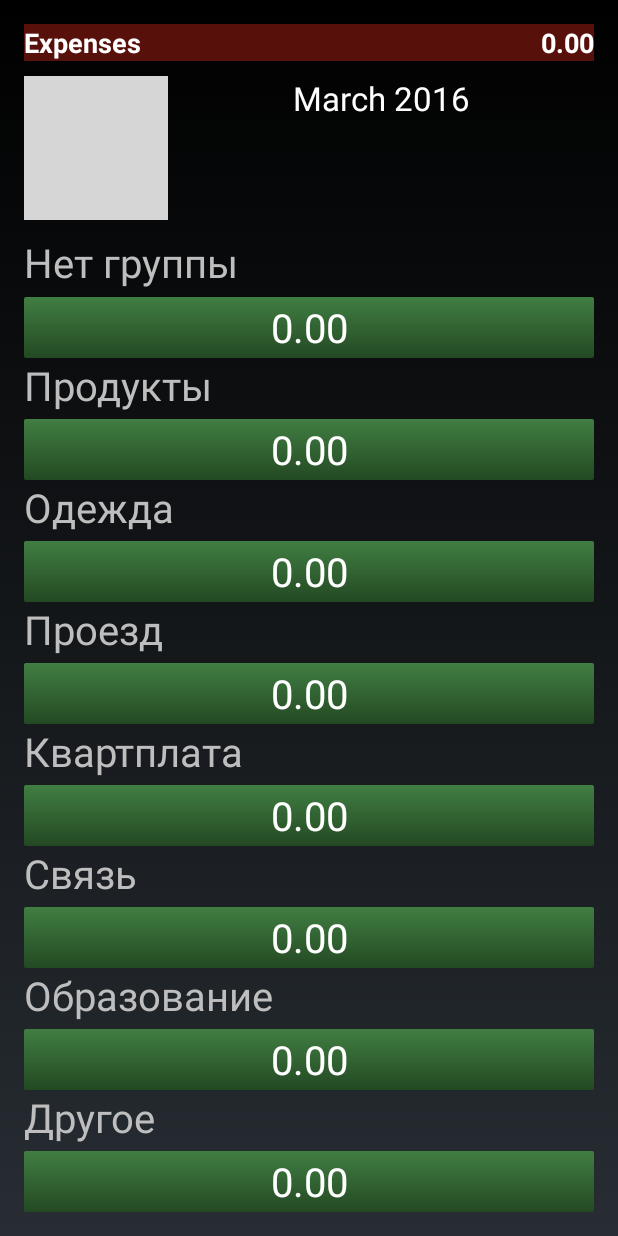
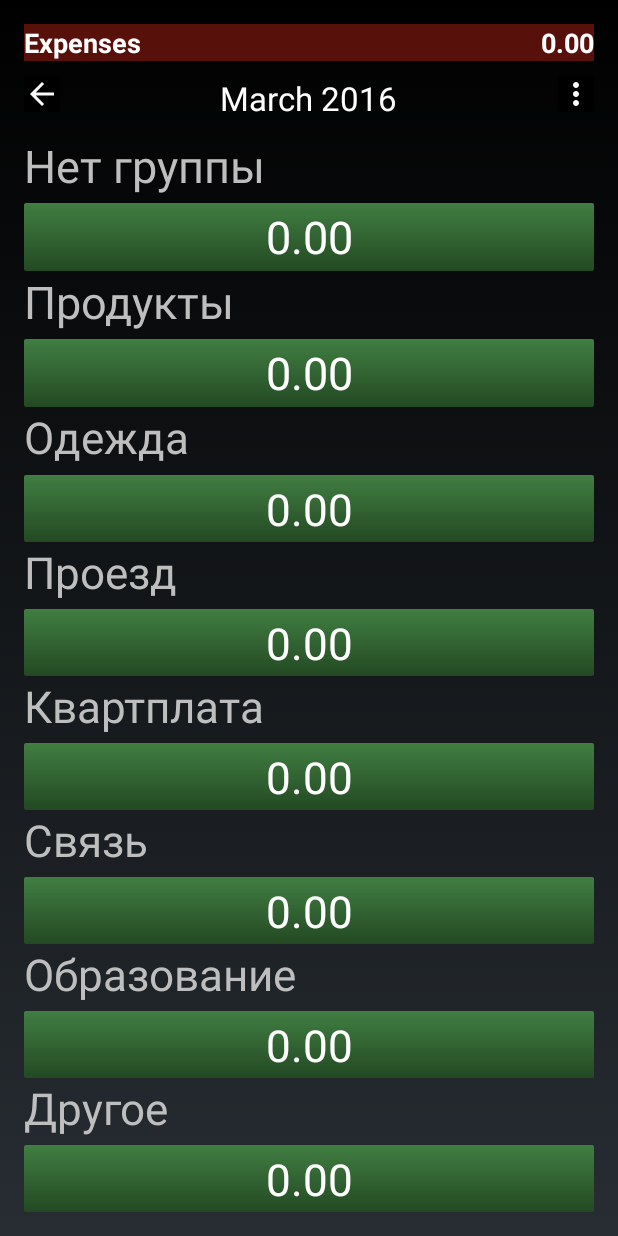
Before and after one commit to marc-kase/HomeEconomist, an Android app: the ChartByGroupsPageActivity screen opened directly, with no data from a screen before it, on a phone screen of 412 x 824 dp. Run offline under Robolectric (Android 15) with nearby library versions, the phone set to English and light mode, and no system bars; 2 statements that could not run were skipped; grey boxes are pictures that could not be loaded.

Commit message:
Added back-arrow, reorganize header

```diff
--- a/app/src/main/java/kz/gereski/m/homebank/ChartByGroupsPageActivity.java
+++ b/app/src/main/java/kz/gereski/m/homebank/ChartByGroupsPageActivity.java
@@ -49,7 +49,7 @@ public class ChartByGroupsPageActivity extends Activity {
         Long d = getIntent().getExtras().getLong("Date");
         calendar.setTime(new Date(d));
 
-        TextView tvMonth = (TextView)findViewById(R.id.txtChartMonth);
+        TextView tvMonth = (TextView) findViewById(R.id.txtChartMonth);
         tvMonth.setText(df.format(calendar.getTime()));
 
         int month = calendar.get(Calendar.MONTH) + 1;
@@ -59,12 +59,12 @@ public class ChartByGroupsPageActivity extends Activity {
         Map<Long, Double> expByGroup = dbHelper.getExpensesByGroup(month, year);
         Map<Long, String> gs = dbHelper.getGroups(dbHelper.getReadableDatabase());
         Map<Long, String> groups = new TreeMap<>(gs);
-        Long pbarMaxVal = Math.round(getMaxExpenses(expByGroup)/total*100+1);
+        Long pbarMaxVal = Math.round(getMaxExpenses(expByGroup) / total * 100 + 1);
 
-        TextView allExps = (TextView)findViewById(R.id.txtChartExpVal);
+        TextView allExps = (TextView) findViewById(R.id.txtChartExpVal);
         allExps.setText(Formatter.formatMoney(total));
 
-        RelativeLayout linkToGroups = (RelativeLayout)findViewById(R.id.linkToGropsChartCal);
+        RelativeLayout linkToGroups = (RelativeLayout) findViewById(R.id.linkToGropsChartCal);
         linkToGroups.setOnClickListener(new View.OnClickListener() {
             @Override
             public void onClick(View v) {
@@ -109,7 +109,7 @@ public class ChartByGroupsPageActivity extends Activity {
                 protected void onSizeChanged(int w, int h, int oldw, int oldh) {
                     super.onSizeChanged(w, h, oldw, oldh);
                     txtProgress.setTextSize(TypedValue.COMPLEX_UNIT_PX, h * 2 / 3);
-                    group.setTextSize(TypedValue.COMPLEX_UNIT_PX, h*2/3);
+                    group.setTextSize(TypedValue.COMPLEX_UNIT_PX, h * 2 / 3);
                 }
             };
             flayout.setPadding(0, 0, 0, 0);
@@ -140,11 +140,6 @@ public class ChartByGroupsPageActivity extends Activity {
         return max;
     }
 
-    private void showGroupPage() {
-        Intent intent = new Intent(this, GroupsPageActivity.class);
-        startActivity(intent);
-    }
-
     private void showShoppingListByGroup(View view, long groupId) {
         boolean isRusLocale = locale.getLanguage().equals("ru");
         String date = isRusLocale ? Formatter.rusFormatDate(calendar.getTime(), 1) :
@@ -166,6 +161,23 @@ public class ChartByGroupsPageActivity extends Activity {
                 showGroupPage();
             }
         });
+
+        ImageView bck = (ImageView) findViewById(R.id.btBack);
+        bck.setOnClickListener(new View.OnClickListener() {
+            @Override
+            public void onClick(View v) {
+                goBack();
+            }
+        });
+    }
+
+    private void showGroupPage() {
+        Intent intent = new Intent(this, GroupsPageActivity.class);
+        startActivity(intent);
+    }
+
+    private void goBack() {
+        super.onBackPressed();
     }
 
     @Override
--- a/app/src/main/java/kz/gereski/m/homebank/MonthCalendarPageActivity.java
+++ b/app/src/main/java/kz/gereski/m/homebank/MonthCalendarPageActivity.java
@@ -96,13 +96,13 @@ public class MonthCalendarPageActivity extends Activity implements CalendarTable
 
     private void addSliderMenu() {
 
-        mNavItems.add(new NavItem("Data", "Import/export", R.drawable.ic_menu_list/*, new NavProcessor() {
+        mNavItems.add(new NavItem("Data", "Import/export", R.drawable.ic_settings/*, new NavProcessor() {
             @Override
             public void start() {
                 onFileHandle();
             }
         }*/));
-        mNavItems.add(new NavItem("Data", "Import/export", R.drawable.ic_menu_list));
+        mNavItems.add(new NavItem("Data", "Import/export", R.drawable.ic_settings));
         mDrawerList = (ListView)findViewById(R.id.navList);
         DrawerListAdapter adapter = new DrawerListAdapter(this, mNavItems);
         mDrawerList.setAdapter(adapter);
@@ -132,7 +132,7 @@ public class MonthCalendarPageActivity extends Activity implements CalendarTable
 
         mDrawerLayout.setDrawerListener(mDrawerToggle);
 
-        LinearLayout button = (LinearLayout)findViewById(R.id.menuDateLayout);
+        RelativeLayout button = (RelativeLayout)findViewById(R.id.menuDateLayout);
         button.setOnClickListener(new View.OnClickListener() {
             @Override
             public void onClick(View v) {
--- /dev/null
+++ b/app/src/main/res/drawable/ic_arrow_back.xml
@@ -0,0 +1,9 @@
+<vector xmlns:android="http://schemas.android.com/apk/res/android"
+        android:width="24dp"
+        android:height="24dp"
+        android:viewportWidth="24.0"
+        android:viewportHeight="24.0">
+    <path
+        android:fillColor="#fafafa"
+        android:pathData="M20,11H7.83l5.59,-5.59L12,4l-8,8 8,8 1.41,-1.41L7.83,13H20v-2z"/>
+</vector>
--- /dev/null
+++ b/app/src/main/res/drawable/ic_settings.xml
@@ -0,0 +1,9 @@
+<vector xmlns:android="http://schemas.android.com/apk/res/android"
+        android:width="24dp"
+        android:height="24dp"
+        android:viewportWidth="24.0"
+        android:viewportHeight="24.0">
+    <path
+        android:fillColor="#fffefe"
+        android:pathData="M12,8c1.1,0 2,-0.9 2,-2s-0.9,-2 -2,-2 -2,0.9 -2,2 0.9,2 2,2zm0,2c-1.1,0 -2,0.9 -2,2s0.9,2 2,2 2,-0.9 2,-2 -0.9,-2 -2,-2zm0,6c-1.1,0 -2,0.9 -2,2s0.9,2 2,2 2,-0.9 2,-2 -0.9,-2 -2,-2z"/>
+</vector>
--- a/app/src/main/res/layout/activity_chart_by_groups_page.xml
+++ b/app/src/main/res/layout/activity_chart_by_groups_page.xml
@@ -48,26 +48,36 @@
         android:layout_gravity="center_horizontal"
         android:minHeight="10dp" />
 
-    <LinearLayout
+    <RelativeLayout
         android:orientation="horizontal"
         android:layout_width="match_parent"
         android:layout_height="wrap_content">
+
+        <ImageView
+            android:id="@+id/btBack"
+            android:layout_width="wrap_content"
+            android:layout_height="wrap_content"
+            android:background="#000000"
+            android:src="@drawable/ic_arrow_back"
+            android:layout_alignParentLeft="true" />
 
         <ImageView
             android:id="@+id/btMenuList"
             android:layout_width="wrap_content"
             android:layout_height="wrap_content"
             android:background="#000000"
-            android:src="@drawable/ic_settings" />
+            android:layout_gravity="right"
+            android:src="@drawable/ic_settings"
+            android:layout_alignParentRight="true"/>
 
         <TextView
             android:id="@+id/txtChartMonth"
-            android:layout_width="match_parent"
+            android:layout_width="wrap_content"
             android:layout_height="wrap_content"
-            android:gravity="center"
             android:text="Month"
+            android:layout_centerHorizontal="true"
             android:textAppearance="?android:attr/textAppearanceLarge" />
-    </LinearLayout>
+    </RelativeLayout>
 
     <Space
         android:layout_width="match_parent"
```
Also changed, not shown: app/src/main/java/kz/gereski/m/homebank/ChartsInYearPageActivity.java (+19 -7 lines), app/src/main/java/kz/gereski/m/homebank/DayShoppingListPageActivity.java (+16 -0 lines), app/src/main/res/drawable/ic_add.xml (added, +9 -0 lines), app/src/main/res/drawable/ic_cancel.xml (added, +9 -0 lines), app/src/main/res/layout/activity_charts_in_year_page.xml (+13 -3 lines), app/src/main/res/layout/activity_day_shoppinglist_page.xml (+19 -8 lines), app/src/main/res/layout/activity_month_calendar_page.xml (+14 -11 lines), 2 other files.
